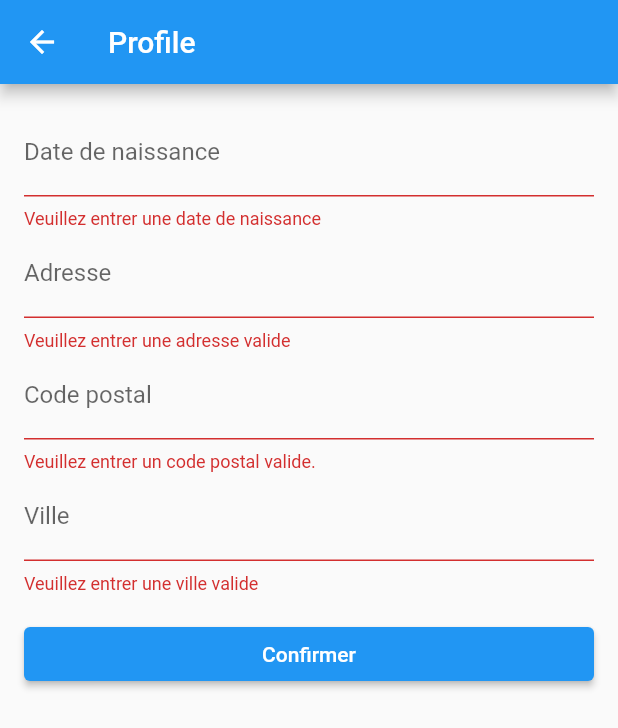
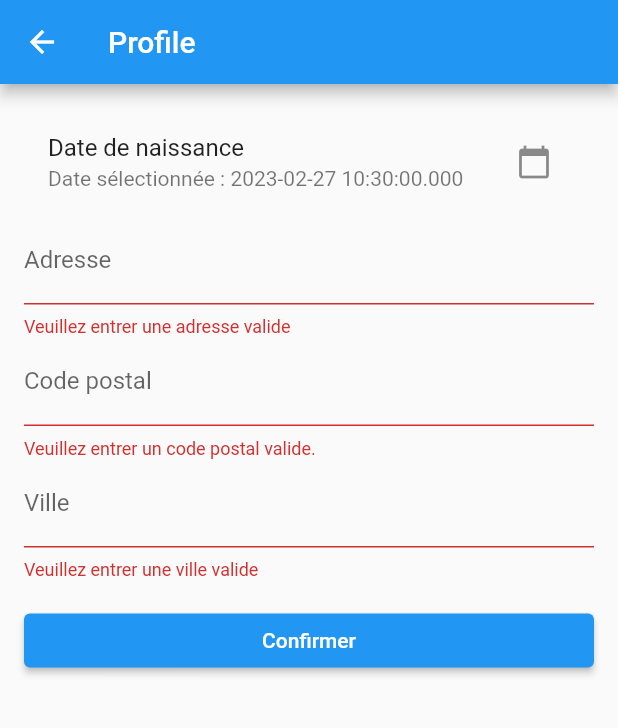
Before and after one commit to geoffreylalic/miaged, a Flutter app: the CompleteProfileWidget screen opened directly, after a tap on "Confirmer", on a phone screen of 412 x 824 dp. Shown: the top 728 px of the screen. Run offline on Flutter 3.47's test engine with Material 2 defaults, Android fonts, the phone set to English and light mode, and no system bars; our stand-ins replace cloud_firestore, firebase_auth, firebase_core, shared_preferences; missing offline and left inert: dart:ffi, dart:html; accounts and stored records are empty.

Commit message:
register complete

```diff
--- a/lib/pages/authentication/completeProfile.dart
+++ b/lib/pages/authentication/completeProfile.dart
@@ -1,9 +1,11 @@
 import 'dart:convert';
 
 import 'package:flutter/material.dart';
-import 'package:flutter/src/widgets/framework.dart';
 import 'package:cloud_firestore/cloud_firestore.dart';
+import 'package:miaged/pages/authentication/login.dart';
 import 'package:shared_preferences/shared_preferences.dart';
+
+import '../home.dart';
 
 class CompleteProfileWidget extends StatefulWidget {
   const CompleteProfileWidget({super.key});
@@ -14,24 +16,52 @@ class CompleteProfileWidget extends StatefulWidget {
 
 class _CompleteProfileWidgetState extends State<CompleteProfileWidget> {
   final _formKey = GlobalKey<FormState>();
-  late DateTime _birthdate;
+  late DateTime _birthdate = DateTime.now();
   late String _address;
   late String _zipCode;
   late String _city;
 
   @override
   Widget build(BuildContext context) {
+    Future<void> _selectDate(BuildContext context) async {
+      final DateTime? picked = await showDatePicker(
+          context: context,
+          initialDate: DateTime.now(),
+          firstDate: DateTime(2000),
+          lastDate: DateTime(2100));
+      if (picked != null && picked != _birthdate) {
+        setState(() {
+          _birthdate = picked;
+        });
+      }
+    }
+
     void completeProfile() async {
+      var prefs = await SharedPreferences.getInstance();
+      var prefsUserStored = prefs.getString("user");
+      var user = jsonDecode(prefsUserStored!);
       final snapshot = await FirebaseFirestore.instance
           .collection('profiles')
-          .where('idUser', isEqualTo: 'oui')
+          .where('idUser', isEqualTo: user["idUser"])
           .limit(1)
           .get();
       if (snapshot.size > 0) {
-        final user = snapshot.docs.first.data();
-        print(user);
+        final profile = snapshot.docs.first.data();
+        Navigator.push(context,
+            MaterialPageRoute(builder: (context) => const LoginWidget()));
       } else {
         print('Aucun utilisateur trouvé.');
+        user["birthdate"] = _birthdate;
+        user["address"] = _address;
+        user["zipCode"] = _zipCode;
+        user["city"] = _city;
+        final docRef = FirebaseFirestore.instance
+            .collection('profiles')
+            .doc(user["idUser"]);
+        docRef.set(user).then((value) => print("Profile créé")).catchError(
+            (error) => print("Erreur lors de la création du profile: $error"));
+        Navigator.push(context,
+            MaterialPageRoute(builder: (context) => const HomeWidget()));
       }
     }
 
@@ -46,19 +76,29 @@ class _CompleteProfileWidgetState extends State<CompleteProfileWidget> {
           child: Column(
             crossAxisAlignment: CrossAxisAlignment.stretch,
             children: <Widget>[
-              TextFormField(
-                decoration:
-                    const InputDecoration(labelText: 'Date de naissance'),
-                keyboardType: TextInputType.datetime,
-                validator: (value) {
-                  if (value == '') {
-                    return 'Veuillez entrer une date de naissance';
-                  }
-                  return null;
-                },
-                onSaved: (value) {
-                  _birthdate = value! as DateTime;
-                },
+              // TextFormField(
+              //   decoration:
+              //       const InputDecoration(labelText: 'Date de naissance'),
+              //   keyboardType: TextInputType.datetime,
+              //   validator: (value) {
+              //     if (value == '') {
+              //       return 'Veuillez entrer une date de naissance';
+              //     }
+              //     return null;
+              //   },
+              //   onSaved: (value) {
+              //     _birthdate = value! as DateTime;
+              //   },
+              // ),
+              ListTile(
+                title: const Text('Date de naissance'),
+                trailing: IconButton(
+                  icon: Icon(Icons.calendar_today),
+                  onPressed: () => _selectDate(context),
+                ),
+                subtitle: _birthdate == null
+                    ? const Text('Aucune date sélectionnée')
+                    : Text('Date sélectionnée : ${_birthdate.toString()}'),
               ),
               TextFormField(
                 decoration: const InputDecoration(labelText: 'Adresse'),
@@ -102,9 +142,9 @@ class _CompleteProfileWidgetState extends State<CompleteProfileWidget> {
                 padding: const EdgeInsets.symmetric(vertical: 16.0),
                 child: ElevatedButton(
                   onPressed: () {
-                    completeProfile();
                     if (_formKey.currentState!.validate()) {
                       _formKey.currentState!.save();
+                      completeProfile();
                       // Enregistrer les données de l'utilisateur
                     }
                   },
```
